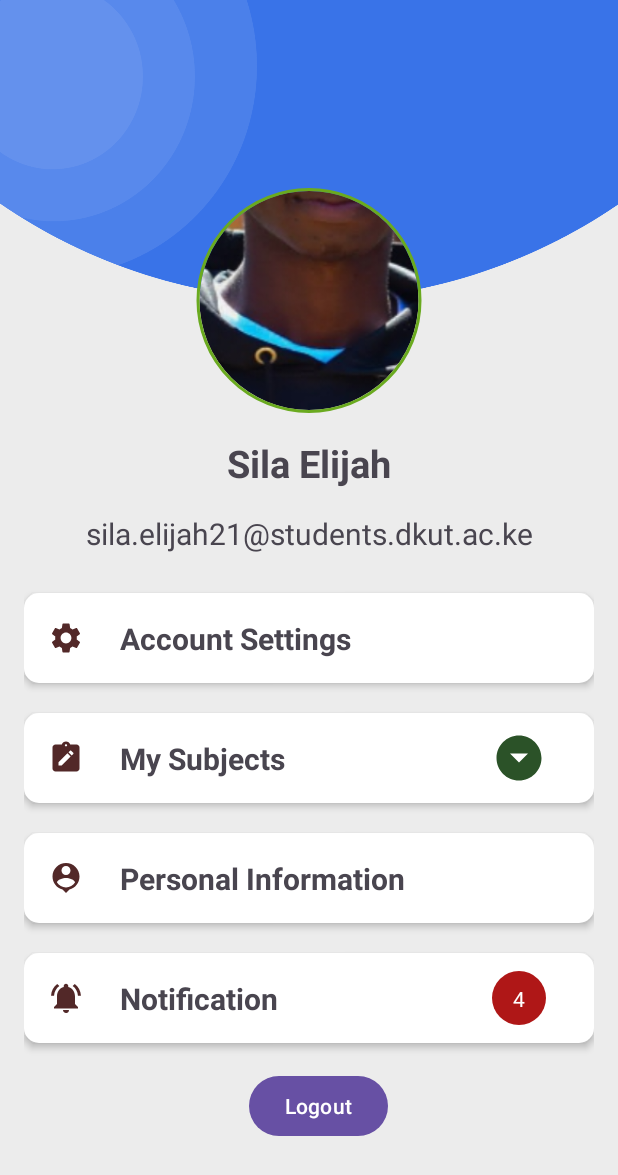
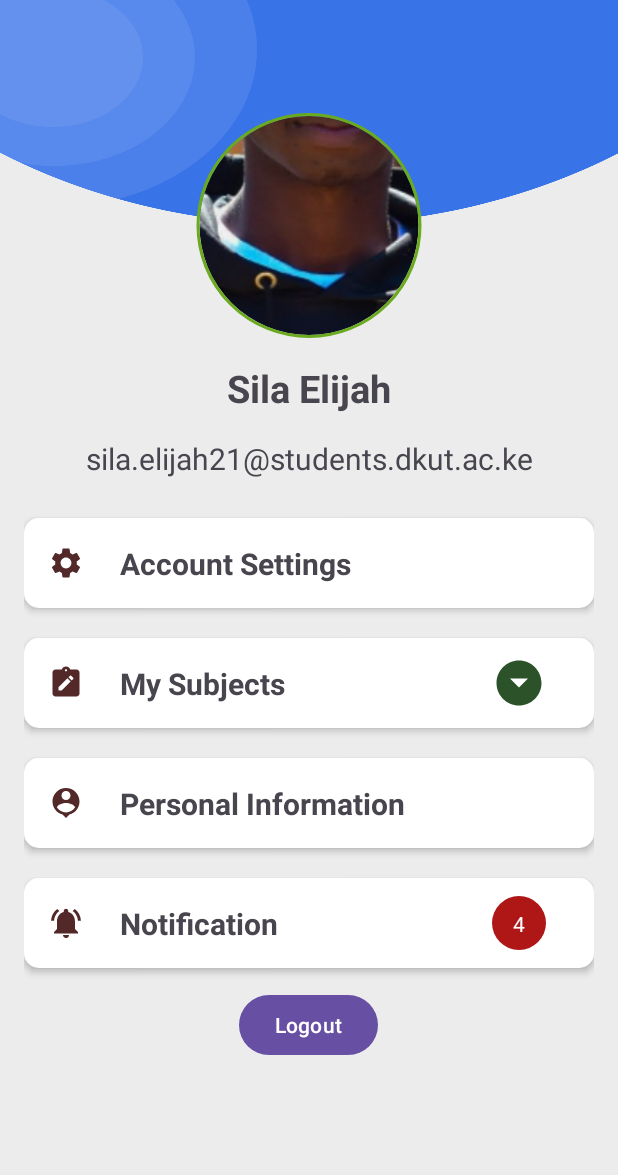
Before and after one commit to ELIJAHMAITHYA/Edflex, an Android app: the screen it shows after launch (StudentProfile), on a phone screen of 412 x 824 dp. Shown: the top 1175 px of the screen. Run offline under Robolectric (Android 15) with nearby library versions, the phone set to English and light mode, and no system bars; our stand-ins replace CircleImageView.

Commit message:
Student Ui updateRe :move hard Coding

```diff
--- /dev/null
+++ b/app/src/main/res/drawable/baseline_edit_24.xml
@@ -0,0 +1,5 @@
+<vector android:height="32dp" android:tint="#9E2245"
+    android:viewportHeight="24" android:viewportWidth="24"
+    android:width="24dp" xmlns:android="http://schemas.android.com/apk/res/android">
+    <path android:fillColor="@android:color/white" android:pathData="M3,17.25V21h3.75L17.81,9.94l-3.75,-3.75L3,17.25zM20.71,7.04c0.39,-0.39 0.39,-1.02 0,-1.41l-2.34,-2.34c-0.39,-0.39 -1.02,-0.39 -1.41,0l-1.83,1.83 3.75,3.75 1.83,-1.83z"/>
+</vector>
--- a/app/src/main/res/layout/activity_student_profile.xml
+++ b/app/src/main/res/layout/activity_student_profile.xml
@@ -24,7 +24,7 @@
             <ImageView
                 android:id="@+id/imageView4"
                 android:layout_width="match_parent"
-                android:layout_height="200dp"
+                android:layout_height="150dp"
                 android:scaleType="fitXY"
                 android:src="@drawable/top_background"
                 app:layout_constraintEnd_toEndOf="parent"
@@ -32,6 +32,8 @@
                 app:layout_constraintStart_toStartOf="parent"
                 app:layout_constraintTop_toTopOf="parent"
                 tools:ignore="ContentDescription" />
+
+
 
             <de.hdodenhof.circleimageview.CircleImageView
                 android:id="@+id/profile_photo"
@@ -46,7 +48,15 @@
                 app:layout_constraintStart_toStartOf="@id/imageView4"
                 app:layout_constraintTop_toBottomOf="@+id/imageView4"
                 app:layout_constraintVertical_bias="0.29" />
-
+<!--            -->
+<!--            <ImageView-->
+<!--                android:id="@+id/editButton"-->
+<!--                android:layout_width="wrap_content"-->
+<!--                android:layout_height="wrap_content"-->
+<!--                android:layout_gravity="bottom|end"-->
+<!--                android:layout_margin="16dp"-->
+<!--                android:src="@drawable/baseline_edit_24"-->
+<!--                tools:ignore="MissingConstraints" />-->
 
             <TextView
                 android:id="@+id/profile_name"
@@ -272,11 +282,16 @@
 
                 </androidx.constraintlayout.widget.ConstraintLayout>
 
+                <RelativeLayout
+                    android:layout_width="match_parent"
+                    android:layout_height="wrap_content">
+
                     <Button
                         android:id="@+id/imageView9"
                         android:layout_width="wrap_content"
                         android:layout_height="wrap_content"
-                    android:layout_marginStart="150dp"
+                        android:layout_centerInParent="true"
+                        android:layout_marginStart="110dp"
                         android:layout_marginTop="8dp"
                         android:gravity="center"
                         android:text="Logout"
@@ -287,7 +302,7 @@
                         app:layout_constraintTop_toTopOf="parent"
                         app:layout_constraintVertical_bias="0.5" /> <!-- Center vertically by setting bias to 0.5 -->
 
-
+                </RelativeLayout>
             </LinearLayout>
 
         </androidx.constraintlayout.widget.ConstraintLayout>
```
Lines whose indentation alone changed are shown as unchanged.
